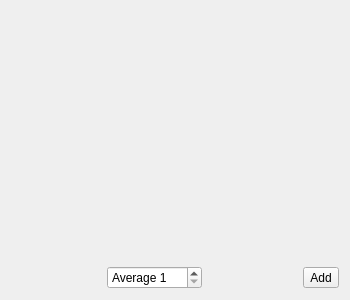
Kuszki/AVR-Monitor, file interface/sensorwidget.ui: the form before one commit.
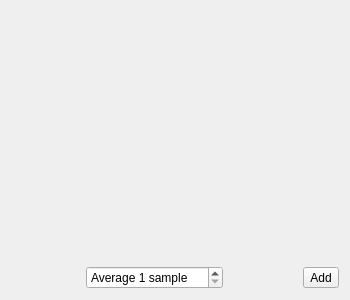
The form after the commit. Icons and pictures are not drawn.

Patch:
```diff
--- a/interface/sensorwidget.ui
+++ b/interface/sensorwidget.ui
@@ -46,6 +46,9 @@
        <verstretch>0</verstretch>
       </sizepolicy>
      </property>
+     <property name="suffix">
+      <string> sample</string>
+     </property>
      <property name="prefix">
       <string>Average </string>
      </property>
```
